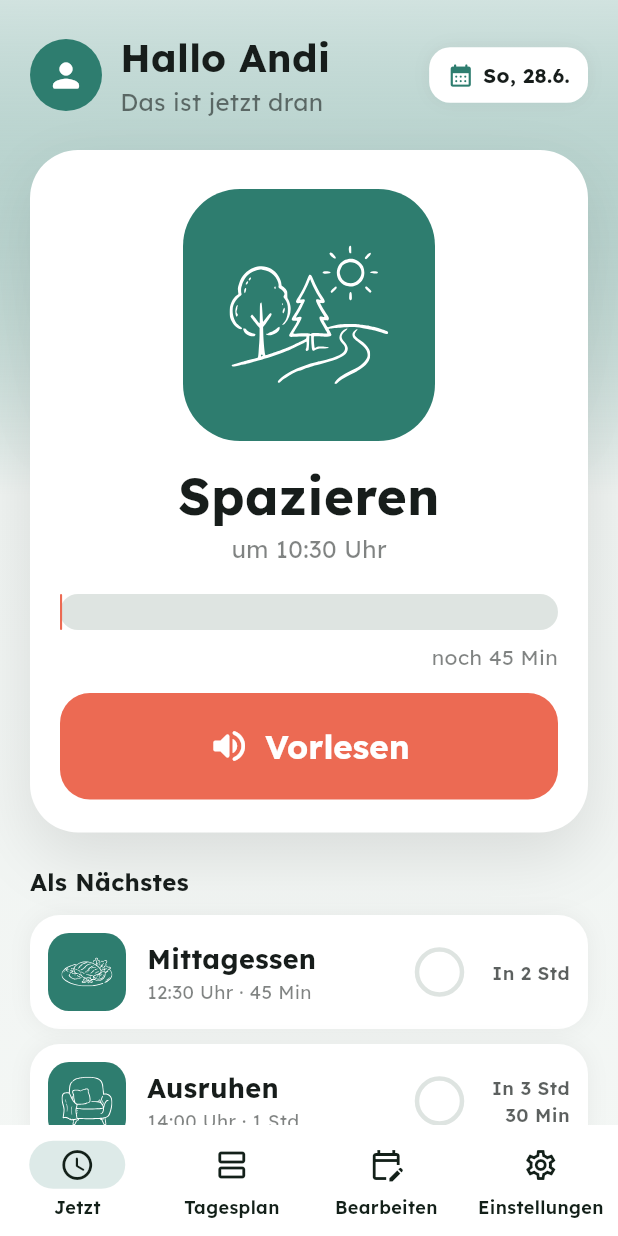
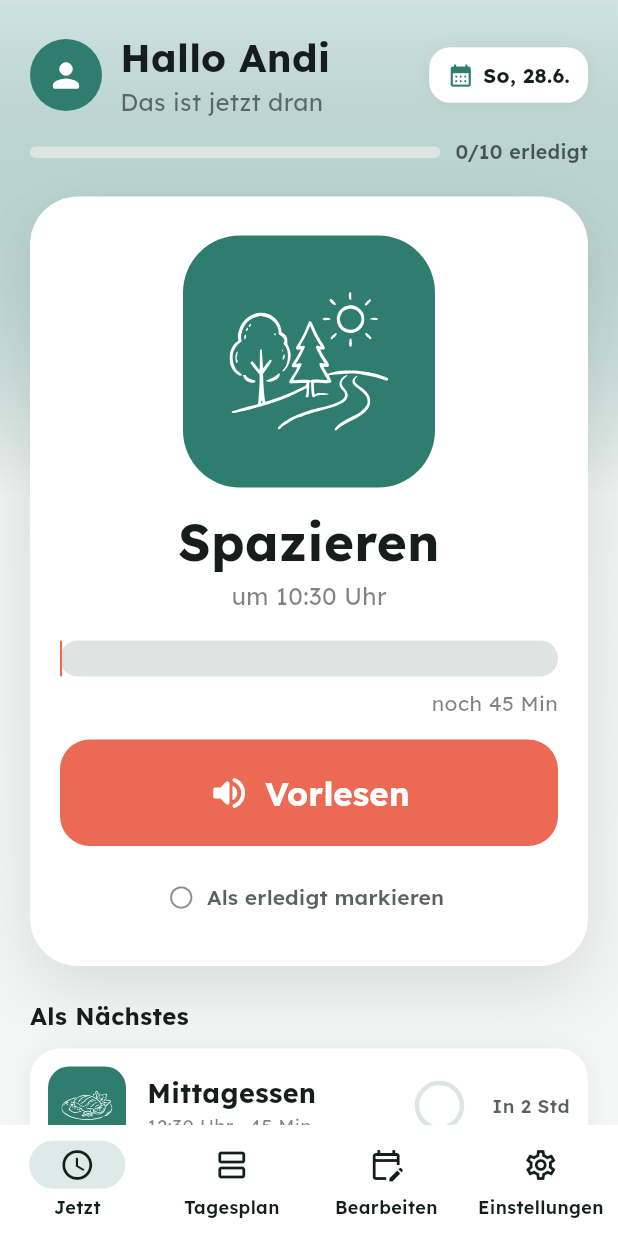
Before and after one commit to andischwaiger87-oss/Tagesplaner, a Flutter app: the screen it shows after launch, after a tap on "Weiter", after a tap on "Zurück", after a tap on the "close" icon, on a phone screen of 412 x 824 dp. Run offline on Flutter 3.47's test engine with Material 3 defaults, Android fonts, the phone set to English and light mode, and no system bars; our stand-ins replace audioplayers, file_picker, flutter_local_notifications, flutter_svg, flutter_tts, google_fonts and 3 more.

Commit message:
Tagesfortschritt: Schritte abhaken + Fortschrittsanzeige

```diff
--- a/lib/screens/now_screen.dart
+++ b/lib/screens/now_screen.dart
@@ -53,6 +53,19 @@ class NowScreen extends StatelessWidget {
             ),
           ),
         ]),
+        if (st.totalToday > 0) Padding(
+          padding: const EdgeInsets.only(top: 12),
+          child: Row(children: [
+            Expanded(child: ClipRRect(borderRadius: BorderRadius.circular(8),
+              child: LinearProgressIndicator(
+                value: st.totalToday == 0 ? 0 : st.doneCount / st.totalToday,
+                minHeight: 8, backgroundColor: cs.surfaceContainerHighest,
+                valueColor: AlwaysStoppedAnimation(cs.primary)))),
+            const SizedBox(width: 10),
+            Text('${st.doneCount}/${st.totalToday} erledigt',
+                style: TextStyle(fontSize: 13, fontWeight: FontWeight.w600, color: cs.onSurface.withOpacity(.7))),
+          ]),
+        ),
         const SizedBox(height: 20),
 
         if (done)
@@ -109,6 +122,15 @@ class NowScreen extends StatelessWidget {
             Text('Vorlesen', style: TextStyle(fontSize: 22, fontWeight: FontWeight.w700)),
           ]),
         )),
+        const SizedBox(height: 10),
+        TextButton.icon(
+          onPressed: () => st.toggleDone(a.id),
+          icon: Icon(st.isDone(a.id) ? Icons.check_circle_rounded : Icons.radio_button_unchecked_rounded,
+              color: st.isDone(a.id) ? cs.primary : cs.onSurface.withOpacity(.5)),
+          label: Text(st.isDone(a.id) ? 'Erledigt' : 'Als erledigt markieren',
+              style: TextStyle(fontWeight: FontWeight.w600,
+                  color: st.isDone(a.id) ? cs.primary : cs.onSurface.withOpacity(.7))),
+        ),
       ]),
     ));
   }
--- a/lib/screens/plan_screen.dart
+++ b/lib/screens/plan_screen.dart
@@ -59,11 +59,23 @@ class _PlanScreenState extends State<PlanScreen> {
             onSelected: (_) => setState(() => _day = d))),
       ])),
       const SizedBox(height: 8),
+      if (isToday && list.isNotEmpty) Padding(
+        padding: const EdgeInsets.only(bottom: 12),
+        child: Row(children: [
+          Expanded(child: ClipRRect(borderRadius: BorderRadius.circular(8),
+            child: LinearProgressIndicator(value: st.totalToday == 0 ? 0 : st.doneCount / st.totalToday,
+              minHeight: 8, backgroundColor: cs.surfaceContainerHighest,
+              valueColor: AlwaysStoppedAnimation(cs.primary)))),
+          const SizedBox(width: 10),
+          Text('${st.doneCount}/${st.totalToday} erledigt',
+            style: TextStyle(fontSize: 13, fontWeight: FontWeight.w600, color: cs.onSurface.withOpacity(.7))),
+        ]),
+      ),
       if (list.isEmpty) Padding(padding: const EdgeInsets.all(24),
         child: Center(child: Text('Für ${_wdLong[_day - 1]} ist noch nichts geplant.',
             style: TextStyle(color: cs.onSurface.withOpacity(.5))))),
       for (int i = 0; i < list.length; i++)
-        _planRow(cs, list[i], highlight: isToday && i == st.currentIndex),
+        _planRow(cs, st, list[i], highlight: isToday && i == st.currentIndex, interactive: isToday),
       const SizedBox(height: 8),
       Center(child: TextButton.icon(
         onPressed: () { st.setEditingDay(_day); st.goTab(2); },
@@ -71,25 +83,34 @@ class _PlanScreenState extends State<PlanScreen> {
     ]);
   }
 
-  Widget _planRow(ColorScheme cs, Activity a, {bool highlight = false}) => Container(
+  Widget _planRow(ColorScheme cs, AppState st, Activity a, {bool highlight = false, bool interactive = false}) {
+    final done = interactive && st.isDone(a.id);
+    return Container(
       margin: const EdgeInsets.only(bottom: 12), padding: const EdgeInsets.all(12),
       decoration: BoxDecoration(color: cs.surface, borderRadius: BorderRadius.circular(20),
         border: highlight ? Border.all(color: kAccent, width: 3) : null,
         boxShadow: [BoxShadow(color: Colors.black.withOpacity(.05), blurRadius: 12)]),
       child: Row(children: [
+        if (interactive) Padding(padding: const EdgeInsets.only(right: 8),
+          child: InkWell(onTap: () => st.toggleDone(a.id), borderRadius: BorderRadius.circular(20),
+            child: Icon(done ? Icons.check_circle_rounded : Icons.radio_button_unchecked_rounded,
+                size: 30, color: done ? cs.primary : cs.onSurface.withOpacity(.4)))),
         IconTile(activity: a, tileSize: 52, iconSize: 34, radius: 14),
         const SizedBox(width: 14),
         Expanded(child: Column(crossAxisAlignment: CrossAxisAlignment.start, children: [
           Text(a.label, maxLines: 1, overflow: TextOverflow.ellipsis,
-            style: TextStyle(fontSize: 18, fontWeight: FontWeight.w700, color: cs.onSurface)),
+              style: TextStyle(fontSize: 18, fontWeight: FontWeight.w700, color: cs.onSurface,
+                  decoration: done ? TextDecoration.lineThrough : null,
+                  decorationColor: cs.onSurface.withOpacity(.4))),
           Text('${a.timeLabel} Uhr · ${fmtDuration(a.durationMin)}',
               style: TextStyle(fontSize: 12.5, color: cs.onSurface.withOpacity(.55))),
         ])),
-      if (highlight) Container(padding: const EdgeInsets.symmetric(horizontal: 10, vertical: 5),
+        if (highlight && !done) Container(padding: const EdgeInsets.symmetric(horizontal: 10, vertical: 5),
           decoration: BoxDecoration(color: kAccent, borderRadius: BorderRadius.circular(999)),
           child: const Text('JETZT', style: TextStyle(color: Colors.white, fontSize: 11, fontWeight: FontWeight.w800))),
       ]),
     );
+  }
 
   // -------- WOCHE --------
   Widget _woche(AppState st, ColorScheme cs) {
--- a/lib/services/storage_service.dart
+++ b/lib/services/storage_service.dart
@@ -44,4 +44,22 @@ class StorageService {
     final p = await SharedPreferences.getInstance();
     await p.setString('settings', jsonEncode(s.toJson()));
   }
+
+  Future<String> loadDoneDate() async {
+    final p = await SharedPreferences.getInstance();
+    return p.getString('done_date') ?? '';
+  }
+
+  Future<Set<String>> loadDoneIds() async {
+    final p = await SharedPreferences.getInstance();
+    final raw = p.getString('done_ids');
+    if (raw == null) return <String>{};
+    return Set<String>.from(jsonDecode(raw) as List);
+  }
+
+  Future<void> saveDone(String date, Set<String> ids) async {
+    final p = await SharedPreferences.getInstance();
+    await p.setString('done_date', date);
+    await p.setString('done_ids', jsonEncode(ids.toList()));
+  }
 }
--- a/lib/state/app_state.dart
+++ b/lib/state/app_state.dart
@@ -21,7 +21,9 @@ class AppState extends ChangeNotifier {
   bool loading = true;
 
   int editingDay = DateTime.now().weekday; // welcher Tag im Editor bearbeitet wird
-  int navTab = 0;                          // aktiver Tab (zentral gesteuert)
+  int navTab = 0;
+  Set<String> _done = {};
+  String _doneDate = '';                          // aktiver Tab (zentral gesteuert)
 
   int currentIndex = 0;
   bool isActive = false;
@@ -35,6 +37,9 @@ class AppState extends ChangeNotifier {
     await AssetCatalog.load();
     week = await _storage.loadWeek();
     settings = await _storage.loadSettings();
+    _doneDate = await _storage.loadDoneDate();
+    _done = await _storage.loadDoneIds();
+    _ensureDoneDate();
     for (final l in week.values) { l.sort((a, b) => a.startMinutes.compareTo(b.startMinutes)); }
     loading = false;
     _recompute(announce: false);
@@ -60,7 +65,15 @@ class AppState extends ChangeNotifier {
     return n.hour * 60 + n.minute + n.second / 60.0;
   }
 
+  String _todayKey() { final n = DateTime.now(); return '${n.year}-${n.month}-${n.day}'; }
+  void _ensureDoneDate() { final k = _todayKey(); if (_doneDate != k) { _doneDate = k; _done = {}; _storage.saveDone(_doneDate, _done); } }
+  bool isDone(String id) => _done.contains(id);
+  int get doneCount { _ensureDoneDate(); return _today.where((a) => _done.contains(a.id)).length; }
+  int get totalToday => _today.length;
+  void toggleDone(String id) { _ensureDoneDate(); if (_done.contains(id)) { _done.remove(id); } else { _done.add(id); } _storage.saveDone(_doneDate, _done); notifyListeners(); }
+
   void _recompute({bool announce = true}) {
+    _ensureDoneDate();
     final p = _today;
     if (p.isEmpty) { dayState = DayState.done; isActive = false; notifyListeners(); return; }
     final now = _nowMin;
```
Also changed, not shown: 1 other file. Lines whose indentation alone changed are shown as unchanged.
